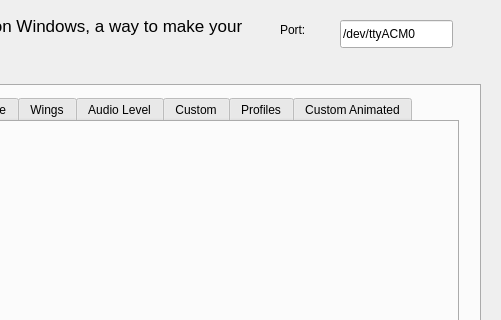
This is hue-gui.ui in kusti8/hue-plus as Qt 5 draws it before an edit; both pictures show x 660 to 1161 and y 0 to 320 of the 1161 by 620 pixel window. The edited form follows.
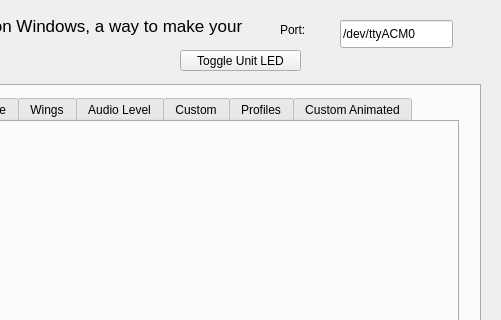
This is the edited form.

The edit to the form file:
```diff
--- a/hue-gui.ui
+++ b/hue-gui.ui
@@ -2191,6 +2191,19 @@
      <bool>true</bool>
     </property>
    </widget>
+   <widget class="QPushButton" name="unitLEDBtn">
+    <property name="geometry">
+     <rect>
+      <x>840</x>
+      <y>50</y>
+      <width>121</width>
+      <height>21</height>
+     </rect>
+    </property>
+    <property name="text">
+     <string>Toggle Unit LED</string>
+    </property>
+   </widget>
   </widget>
   <widget class="QStatusBar" name="statusbar"/>
  </widget>
```
